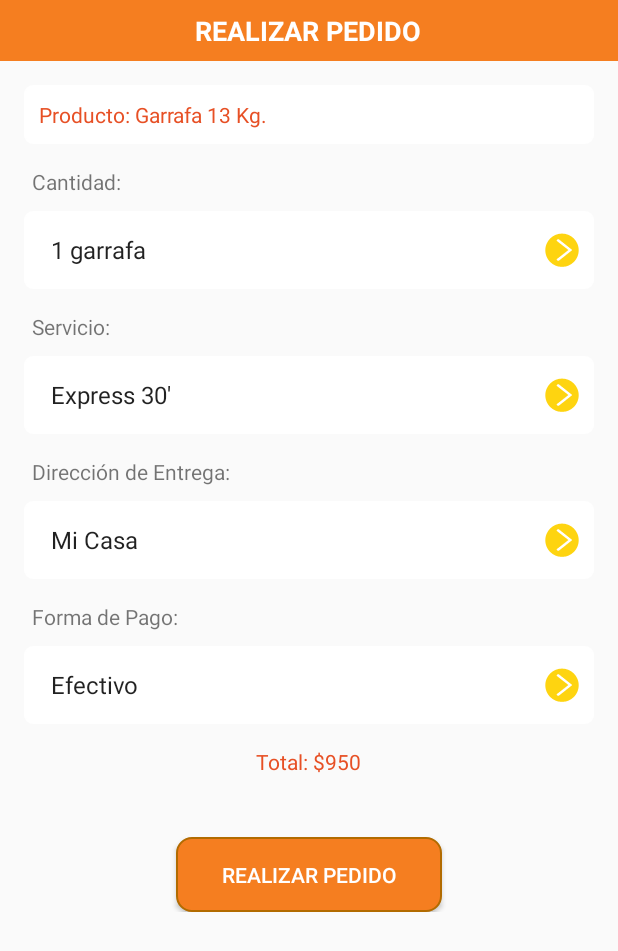
After one commit to MatiasHey/GasApp, an Android app: the layout realizar_pedido.xml on its own in the app's theme, with its tools: preview values and no code run, on a phone screen of 412 x 824 dp. The commit adds this screen. Shown: the top 951 px of the screen. Run offline under Robolectric (Android 15) with nearby library versions, the phone set to English and light mode, and no system bars.

Commit message:
Agregados Layouts de Pedidos -Agregado Layout 'Realizar Pedido' -Agregado Layout 'Confirmar Pedido'
Agregadas funciones para testing en 'MainActivity'

```diff
--- /dev/null
+++ b/app/src/main/res/drawable/rounded_rect_spinner.xml
@@ -0,0 +1,23 @@
+<?xml version="1.0" encoding="utf-8"?>
+<layer-list xmlns:android="http://schemas.android.com/apk/res/android" >
+
+    <item>
+<shape
+    xmlns:android="http://schemas.android.com/apk/res/android"
+    android:shape="rectangle">
+
+    <corners android:radius="5dp" />
+    <solid android:color="@android:color/white" />
+    <stroke
+        android:width="1dip"
+        android:color="@android:color/white" />
+</shape>
+        </item>
+    <item android:right="10dp"
+        android:top="15dp"
+        android:bottom="15dp">
+        <bitmap android:src="@drawable/spinner_flecha"
+            android:gravity="right"
+            android:tileMode="disabled" ></bitmap>
+    </item>
+    </layer-list>
--- /dev/null
+++ b/app/src/main/res/layout/realizar_pedido.xml
@@ -0,0 +1,143 @@
+<?xml version="1.0" encoding="utf-8"?>
+<LinearLayout
+    xmlns:android="http://schemas.android.com/apk/res/android"
+    xmlns:tools="http://schemas.android.com/tools" android:layout_width="match_parent"
+    android:layout_height="match_parent"
+    android:orientation="vertical">
+    <FrameLayout
+        android:layout_width="fill_parent"
+        android:layout_height="wrap_content"
+        android:background="#f57e20">
+        <TextView
+            android:id="@+id/RegTitulo"
+            android:layout_width="wrap_content"
+            android:layout_height="wrap_content"
+            android:text="REALIZAR PEDIDO"
+            android:textSize="8pt"
+            android:background="#f57e20"
+            android:textColor="#ffffff"
+            android:textStyle="bold"
+            android:singleLine="false"
+            android:padding="8dp"
+            android:layout_gravity="center_horizontal">
+        </TextView>
+    </FrameLayout>
+
+    <ScrollView
+        xmlns:android="http://schemas.android.com/apk/res/android"
+        xmlns:tools="http://schemas.android.com/tools" android:layout_width="match_parent"
+        android:layout_height="match_parent" android:paddingLeft="@dimen/activity_horizontal_margin"
+        android:paddingRight="@dimen/activity_horizontal_margin"
+        android:paddingTop="@dimen/activity_vertical_margin"
+        android:paddingBottom="@dimen/activity_vertical_margin" tools:context=".MainActivity">
+        <LinearLayout
+            android:layout_width="fill_parent"
+            android:orientation="vertical"
+            android:layout_height="fill_parent">
+
+            <!--Put form controls here-->
+
+            <TextView android:text="Producto: Garrafa 13 Kg."
+                android:layout_height="wrap_content"
+                android:layout_width="fill_parent"
+                android:background="@drawable/rounded_rectangle"
+                android:padding="10dp"
+                android:textColor="#e75025" />
+
+            <TextView android:text="Cantidad:" android:layout_width="wrap_content"
+                android:layout_height="wrap_content"
+                android:layout_marginTop="5dp"
+                android:paddingTop="10dp"
+                android:paddingRight="10dp"
+                android:paddingBottom="10dp"
+                android:paddingLeft="5dp" />
+
+            <Spinner
+                android:id="@+id/PedidoCant"
+                android:layout_height="wrap_content"
+                android:layout_width="fill_parent"
+                android:prompt="@string/pedidos_cant_prompt"
+                android:entries="@array/cantList"
+                android:padding="10dp"
+                android:background="@drawable/rounded_rect_spinner">
+            </Spinner>
+
+            <TextView android:text="Servicio: " android:layout_width="wrap_content"
+                android:layout_height="wrap_content"
+                android:layout_marginTop="5dp"
+                android:paddingTop="10dp"
+                android:paddingRight="10dp"
+                android:paddingBottom="10dp"
+                android:paddingLeft="5dp" />
+
+            <Spinner
+                android:id="@+id/PedidoServ"
+                android:layout_height="wrap_content"
+                android:layout_width="fill_parent"
+                android:prompt="@string/pedidos_serv_prompt"
+                android:entries="@array/servicioList"
+                android:padding="10dp"
+                android:background="@drawable/rounded_rect_spinner">
+            </Spinner>
+
+            <TextView android:text="Dirección de Entrega: " android:layout_width="wrap_content"
+                android:layout_height="wrap_content"
+                android:layout_marginTop="5dp"
+                android:paddingTop="10dp"
+                android:paddingRight="10dp"
+                android:paddingBottom="10dp"
+                android:paddingLeft="5dp" />
+
+            <Spinner
+                android:id="@+id/PedidoDir"
+                android:layout_height="wrap_content"
+                android:layout_width="fill_parent"
+                android:prompt="@string/pedidos_dir_prompt"
+                android:entries="@array/dirList"
+                android:padding="10dp"
+                android:background="@drawable/rounded_rect_spinner">
+            </Spinner>
+
+            <TextView android:text="Forma de Pago: " android:layout_width="wrap_content"
+                android:layout_height="wrap_content"
+                android:layout_marginTop="5dp"
+                android:paddingTop="10dp"
+                android:paddingRight="10dp"
+                android:paddingBottom="10dp"
+                android:paddingLeft="5dp" />
+
+            <Spinner
+                android:id="@+id/PedidoPago"
+                android:layout_height="wrap_content"
+                android:layout_width="fill_parent"
+                android:prompt="@string/pedidos_pago_prompt"
+                android:entries="@array/pagoList"
+                android:padding="10dp"
+                android:background="@drawable/rounded_rect_spinner">
+            </Spinner>
+
+            <TextView android:text="Total: $950"
+                android:layout_height="wrap_content"
+                android:layout_width="wrap_content"
+                android:layout_gravity="center"
+                android:padding="15dp"
+                android:textColor="#e75025" />
+
+            <Button
+                android:id="@+id/PedidoSiguiente"
+                android:layout_height="wrap_content"
+                android:layout_width="wrap_content"
+                android:text="@string/btn_pedido"
+                android:layout_gravity="center"
+                android:background="@drawable/rounded_button"
+                android:paddingLeft="30dp"
+                android:paddingRight="30dp"
+                android:paddingTop="15dp"
+                android:paddingBottom="15dp"
+                android:textColor="#ffffff"
+                android:layout_marginTop="25dp"
+                android:onClick="realizarPedido"/>
+
+        </LinearLayout>
+    </ScrollView>
+</LinearLayout>
--- a/app/src/main/res/layout/registro_inicial.xml
+++ b/app/src/main/res/layout/registro_inicial.xml
@@ -111,7 +111,7 @@
                 android:prompt="@string/dptoPrompt"
                 android:entries="@array/dptoList"
                 android:padding="10dp"
-                android:background="@drawable/rounded_rectangle">
+                android:background="@drawable/rounded_rect_spinner">
             </Spinner>
 
             <Button
--- a/app/src/main/res/values/arrays.xml
+++ b/app/src/main/res/values/arrays.xml
@@ -21,4 +21,30 @@
         <item>@string/departamento18</item>
         <item>@string/departamento19</item>
     </string-array>
+    <string-array name="cantList">
+        <item>@string/pedidos_cant1</item>
+        <item>@string/pedidos_cant2</item>
+        <item>@string/pedidos_cant3</item>
+        <item>@string/pedidos_cant4</item>
+        <item>@string/pedidos_cant5</item>
+        <item>@string/pedidos_cant6</item>
+        <item>@string/pedidos_cant7</item>
+        <item>@string/pedidos_cant8</item>
+        <item>@string/pedidos_cant9</item>
+        <item>@string/pedidos_cant10</item>
+    </string-array>
+    <string-array name="servicioList">
+        <item>@string/pedidos_serv1</item>
+        <item>@string/pedidos_serv2</item>
+        <item>@string/pedidos_serv3</item>
+    </string-array>
+    <string-array name="dirList">
+        <item>@string/pedidos_dir1</item>
+        <item>@string/pedidos_dir2</item>
+    </string-array>
+    <string-array name="pagoList">
+        <item>@string/pedidos_pago1</item>
+        <item>@string/pedidos_pago2</item>
+        <item>@string/pedidos_pago3</item>
+    </string-array>
 </resources>
--- a/app/src/main/res/values/strings.xml
+++ b/app/src/main/res/values/strings.xml
@@ -5,6 +5,8 @@
     <string name="tag_line">La forma mas rapida y divertida de pedir tu garrafa!</string>
     <string name="action_settings">Settings</string>
     <string name="btn_siguiente">Siguiente</string>
+    <string name="btn_pedido">Realizar Pedido</string>
+    <string name="btn_confirma_pedido">Confirmar Pedido</string>
 
     <!-- Departamentos para selector -->
     <string name="dptoPrompt">Departamento</string>
@@ -27,4 +29,34 @@
     <string name="departamento17">Soriano</string>
     <string name="departamento18">Tacuarembó</string>
     <string name="departamento19">Treinta y Tres</string>
+
+    <!-- Cantidades para selector Pedidos-->
+    <string name="pedidos_cant_prompt">Cantidad</string>
+    <string name="pedidos_cant1">1 garrafa</string>
+    <string name="pedidos_cant2">2 garrafas</string>
+    <string name="pedidos_cant3">3 garrafas</string>
+    <string name="pedidos_cant4">4 garrafas</string>
+    <string name="pedidos_cant5">5 garrafas</string>
+    <string name="pedidos_cant6">6 garrafas</string>
+    <string name="pedidos_cant7">7 garrafas</string>
+    <string name="pedidos_cant8">8 garrafas</string>
+    <string name="pedidos_cant9">9 garrafas</string>
+    <string name="pedidos_cant10">10 garrafas</string>
+
+    <!-- Servicios para selector Pedidos-->
+    <string name="pedidos_serv_prompt">Servicio</string>
+    <string name="pedidos_serv1">Express 30\'</string>
+    <string name="pedidos_serv2">Normal</string>
+    <string name="pedidos_serv3">Semanal</string>
+
+    <!-- Direcciones para selector Pedidos-->
+    <string name="pedidos_dir_prompt">Dirección de Entrega</string>
+    <string name="pedidos_dir1">Mi Casa</string>
+    <string name="pedidos_dir2">Mi Trabajo</string>
+
+    <!-- Formas de pago para selector Pedidos-->
+    <string name="pedidos_pago_prompt">Forma de Pago</string>
+    <string name="pedidos_pago1">Efectivo</string>
+    <string name="pedidos_pago2">Tarjeta</string>
+    <string name="pedidos_pago3">Cheque</string>
 </resources>
```
Also changed, not shown: app/src/main/java/com/gasapp/hey/gas/MainActivity.java (+13 -0 lines), app/src/main/res/layout/activity_main.xml (+18 -0 lines), app/src/main/res/layout/confirmar_pedido.xml (added, +107 -0 lines), app/src/main/res/drawable-hdpi/spinner_flecha.png (added), app/src/main/res/drawable/fuego_fondo.png (added), app/src/main/res/drawable/spinner_flecha.png (added), 1 other file.
